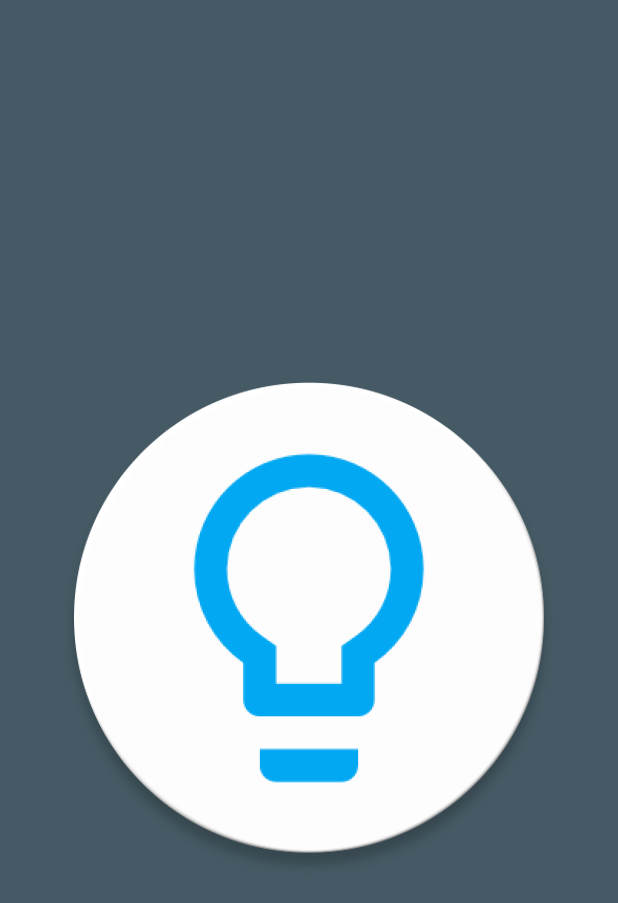
After one commit to ArduinoSpace/NightLight-Anroid, an Android app: the SplashActivity screen opened directly, with no data from a screen before it, on a phone screen of 412 x 824 dp. The commit adds this screen. Shown: the top 903 px of the screen. Run offline under Robolectric (Android 15) with nearby library versions, the phone set to English and light mode, and no system bars.

Commit message:
Added Splash screen

```diff
--- /dev/null
+++ b/app/src/main/java/ru/annin/nightlight/presentation/common/BaseActivity.java
@@ -0,0 +1,56 @@
+package ru.annin.nightlight.presentation.common;
+
+/**
+ * @author П. Аннин, компания "СофтИнвент" (http://softinvent.ru).
+ */
+
+import android.support.annotation.NonNull;
+import android.support.annotation.Nullable;
+import android.support.v7.app.AppCompatActivity;
+import android.support.v7.app.AppCompatDelegate;
+
+import ru.annin.nightlight.presentation.navigation.Navigator;
+
+/**
+ * <p>Базовая Activity.</p>
+ *
+ * @author P. Annin.
+ */
+public abstract class BaseActivity<P extends BasePresenter> extends AppCompatActivity {
+
+    static { AppCompatDelegate.setCompatVectorFromResourcesEnabled(true); }
+
+    @NonNull
+    protected final Navigator mNavigator;
+    @Nullable
+    protected P mPresenter;
+
+    public BaseActivity() {
+        mNavigator = new Navigator();
+    }
+
+    @Override
+    protected void onResume() {
+        super.onResume();
+        if (mPresenter != null) {
+            mPresenter.onResume();
+        }
+    }
+
+    @Override
+    protected void onPause() {
+        super.onPause();
+        if (mPresenter != null) {
+            mPresenter.onPause();
+        }
+    }
+
+    @Override
+    protected void onDestroy() {
+        super.onDestroy();
+        if (mPresenter != null) {
+            mPresenter.onDestroy();
+        }
+    }
+
+}
--- /dev/null
+++ b/app/src/main/java/ru/annin/nightlight/presentation/navigation/Navigator.java
@@ -0,0 +1,21 @@
+package ru.annin.nightlight.presentation.navigation;
+
+import android.content.Context;
+import android.content.Intent;
+import android.support.annotation.NonNull;
+
+import ru.annin.nightlight.presentation.ui.activity.ConnectActivity;
+
+/**
+ * <p>Класс, обеспечивающий навигацию по приложению.</p>
+ *
+ * @author P. Annin.
+ */
+public class Navigator {
+
+    public void navigate2Connect(@NonNull final Context ctx) {
+        final Intent intent = new Intent(ctx, ConnectActivity.class);
+        ctx.startActivity(intent);
+    }
+
+}
--- /dev/null
+++ b/app/src/main/java/ru/annin/nightlight/presentation/ui/activity/SplashActivity.java
@@ -0,0 +1,21 @@
+package ru.annin.nightlight.presentation.ui.activity;
+
+import android.os.Bundle;
+import android.support.annotation.Nullable;
+
+import ru.annin.nightlight.presentation.common.BaseActivity;
+
+/**
+ * <p>Экрана Splash, отображается в момент загрузки приложения.</p>
+ *
+ * @author P. Annin.
+ */
+public class SplashActivity extends BaseActivity {
+
+    @Override
+    protected void onCreate(@Nullable Bundle savedInstanceState) {
+        super.onCreate(savedInstanceState);
+        mNavigator.navigate2Connect(this);
+    }
+
+}
--- /dev/null
+++ b/app/src/main/res/drawable/layer_splash.xml
@@ -0,0 +1,15 @@
+<?xml version="1.0" encoding="utf-8"?>
+
+<layer-list
+        xmlns:android="http://schemas.android.com/apk/res/android"
+        android:opacity="opaque">
+
+    <item android:drawable="@color/primary_dark" />
+
+    <item>
+        <bitmap
+                android:gravity="center"
+                android:src="@drawable/ic_splash" />
+    </item>
+
+</layer-list>
--- a/app/src/main/res/values-v21/theme.xml
+++ b/app/src/main/res/values-v21/theme.xml
@@ -9,8 +9,8 @@
     </style>
 
     <style name="NightLightTheme.NoActionBar">
-        <item name="android:windowActionBar">false</item>
-        <item name="android:windowNoTitle">true</item>
+        <item name="windowActionBar">false</item>
+        <item name="windowNoTitle">true</item>
         <item name="android:windowDrawsSystemBarBackgrounds">true</item>
         <item name="android:statusBarColor">@android:color/transparent</item>
     </style>
--- a/app/src/main/res/values/theme.xml
+++ b/app/src/main/res/values/theme.xml
@@ -12,4 +12,8 @@
         <item name="windowActionBar">false</item>
         <item name="windowNoTitle">true</item>
     </style>
+
+    <style name="NightLightTheme.Splash" parent="NightLightTheme.NoActionBar">
+        <item name="android:background">@drawable/layer_splash</item>
+    </style>
 </resources>
```
Also changed, not shown: app/src/main/AndroidManifest.xml (+10 -5 lines), app/src/main/java/ru/annin/nightlight/MainActivity.java (deleted, +0 -13 lines), app/src/main/java/ru/annin/nightlight/presentation/common/BasePresenter.java (added, +41 -0 lines), app/src/main/java/ru/annin/nightlight/presentation/common/BaseViewHolder.java (added, +33 -0 lines), app/src/main/java/ru/annin/nightlight/presentation/common/Presenter.java (added, +17 -0 lines), app/src/main/java/ru/annin/nightlight/presentation/ui/activity/ConnectActivity.java (added, +14 -0 lines), app/src/main/res/drawable-nodpi/ic_splash.png (renamed from app/src/main/ic_launcher-web.png).
